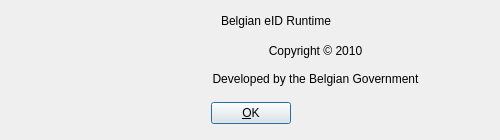
First picture: the form in eid-mw/_src/eidmw/eidgui/dlgAbout.ui, repository yuri-moens/eid-mw, before the edit.
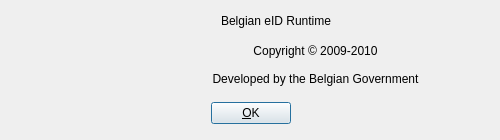
Second picture: the form after the edit. Icons and pictures are not drawn.

```diff
--- a/eid-mw/_src/eidmw/eidgui/dlgAbout.ui
+++ b/eid-mw/_src/eidmw/eidgui/dlgAbout.ui
@@ -112,7 +112,7 @@
     </rect>
    </property>
    <property name="text">
-    <string>Copyright © 2010</string>
+    <string>Copyright © 2009-2010</string>
    </property>
    <property name="alignment">
     <set>Qt::AlignCenter</set>
```
